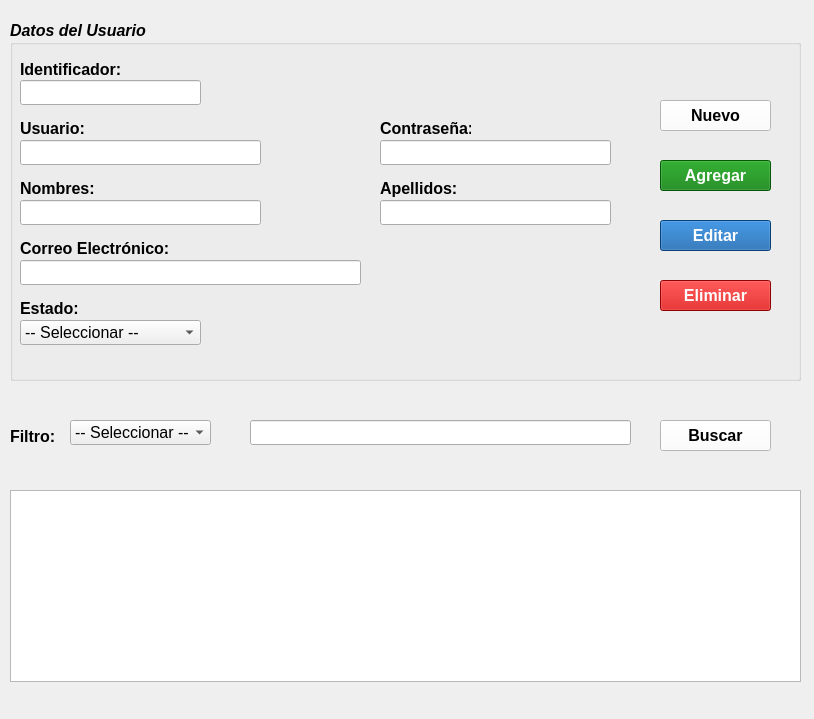
This is vistas/FrmUsuarios.ui in G-Mann00/HR_Seguridad as Qt 5 draws it before an edit. The edited form follows.
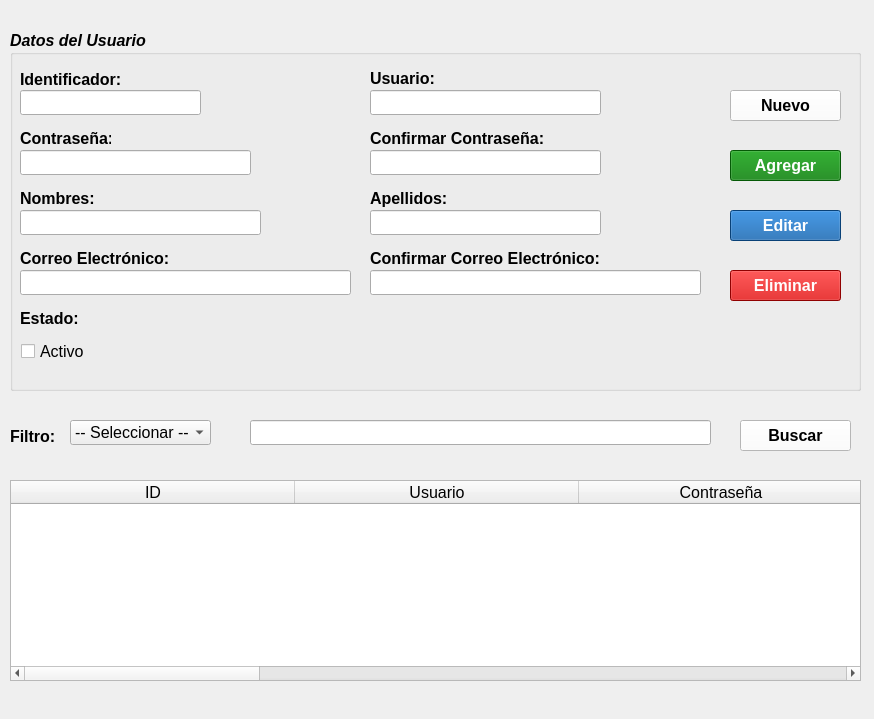
This is the edited form. Icons and pictures are not drawn.

Commit message: Cambios a las vistas Departamentos, Rol y Usuarios

```diff
--- a/vistas/FrmUsuarios.ui
+++ b/vistas/FrmUsuarios.ui
@@ -6,7 +6,7 @@
    <rect>
     <x>0</x>
     <y>0</y>
-    <width>814</width>
+    <width>874</width>
     <height>719</height>
    </rect>
   </property>
@@ -28,8 +28,8 @@
    <property name="geometry">
     <rect>
      <x>10</x>
-     <y>20</y>
-     <width>791</width>
+     <y>30</y>
+     <width>851</width>
      <height>361</height>
     </rect>
    </property>
@@ -65,27 +65,6 @@
      <string>&lt;html&gt;&lt;head/&gt;&lt;body&gt;&lt;p&gt;Identificador:      &lt;/p&gt;&lt;/body&gt;&lt;/html&gt;</string>
     </property>
    </widget>
-   <widget class="QLabel" name="lbl_usuario">
-    <property name="geometry">
-     <rect>
-      <x>10</x>
-      <y>100</y>
-      <width>67</width>
-      <height>17</height>
-     </rect>
-    </property>
-    <property name="font">
-     <font>
-      <pointsize>12</pointsize>
-      <weight>75</weight>
-      <italic>false</italic>
-      <bold>true</bold>
-     </font>
-    </property>
-    <property name="text">
-     <string>Usuario:</string>
-    </property>
-   </widget>
    <widget class="QLabel" name="lbl_nombre">
     <property name="geometry">
      <rect>
@@ -152,9 +131,9 @@
    <widget class="QLabel" name="lbl_pwd">
     <property name="geometry">
      <rect>
-      <x>370</x>
+      <x>360</x>
       <y>100</y>
-      <width>91</width>
+      <width>191</width>
       <height>17</height>
      </rect>
     </property>
@@ -167,13 +146,13 @@
      </font>
     </property>
     <property name="text">
-     <string>Contraseña:</string>
+     <string>Confirmar Contraseña:</string>
     </property>
    </widget>
    <widget class="QLabel" name="lbl_apellido">
     <property name="geometry">
      <rect>
-      <x>370</x>
+      <x>360</x>
       <y>160</y>
       <width>81</width>
       <height>17</height>
@@ -212,24 +191,6 @@
      <bool>true</bool>
     </property>
    </widget>
-   <widget class="QLineEdit" name="le_usuario">
-    <property name="geometry">
-     <rect>
-      <x>10</x>
-      <y>120</y>
-      <width>241</width>
-      <height>25</height>
-     </rect>
-    </property>
-    <property name="font">
-     <font>
-      <pointsize>12</pointsize>
-      <weight>50</weight>
-      <italic>false</italic>
-      <bold>false</bold>
-     </font>
-    </property>
-   </widget>
    <widget class="QLineEdit" name="le_nombre">
     <property name="geometry">
      <rect>
@@ -253,7 +214,7 @@
      <rect>
       <x>10</x>
       <y>240</y>
-      <width>341</width>
+      <width>331</width>
       <height>25</height>
      </rect>
     </property>
@@ -266,33 +227,10 @@
      </font>
     </property>
    </widget>
-   <widget class="QComboBox" name="cbx_estado">
-    <property name="geometry">
-     <rect>
-      <x>10</x>
-      <y>300</y>
-      <width>181</width>
-      <height>25</height>
-     </rect>
-    </property>
-    <property name="font">
-     <font>
-      <pointsize>12</pointsize>
-      <weight>50</weight>
-      <italic>false</italic>
-      <bold>false</bold>
-     </font>
-    </property>
-    <item>
-     <property name="text">
-      <string>-- Seleccionar --</string>
-     </property>
-    </item>
-   </widget>
    <widget class="QLineEdit" name="le_pwd">
     <property name="geometry">
      <rect>
-      <x>370</x>
+      <x>360</x>
       <y>120</y>
       <width>231</width>
       <height>25</height>
@@ -310,7 +248,7 @@
    <widget class="QLineEdit" name="le_apellido">
     <property name="geometry">
      <rect>
-      <x>370</x>
+      <x>360</x>
       <y>180</y>
       <width>231</width>
       <height>25</height>
@@ -325,21 +263,36 @@
      </font>
     </property>
    </widget>
-   <widget class="QPushButton" name="btn_eliminar">
+   <widget class="QCheckBox" name="checkBox">
     <property name="geometry">
      <rect>
-      <x>650</x>
-      <y>260</y>
-      <width>111</width>
-      <height>31</height>
+      <x>11</x>
+      <y>310</y>
+      <width>101</width>
+      <height>23</height>
      </rect>
     </property>
-    <property name="minimumSize">
-     <size>
-      <width>111</width>
-      <height>31</height>
-     </size>
+    <property name="font">
+     <font>
+      <pointsize>12</pointsize>
+      <weight>50</weight>
+      <italic>false</italic>
+      <bold>false</bold>
+     </font>
     </property>
+    <property name="text">
+     <string>Activo</string>
+    </property>
+   </widget>
+   <widget class="QLabel" name="lbl_usuario_3">
+    <property name="geometry">
+     <rect>
+      <x>360</x>
+      <y>40</y>
+      <width>67</width>
+      <height>17</height>
+     </rect>
+    </property>
     <property name="font">
      <font>
       <pointsize>12</pointsize>
@@ -348,29 +301,111 @@
       <bold>true</bold>
      </font>
     </property>
-    <property name="styleSheet">
-     <string notr="true">color: White;
-background-color: rgb(201,0,0)</string>
+    <property name="text">
+     <string>Usuario:</string>
     </property>
+   </widget>
+   <widget class="QLineEdit" name="le_usuario_3">
+    <property name="geometry">
+     <rect>
+      <x>360</x>
+      <y>60</y>
+      <width>231</width>
+      <height>25</height>
+     </rect>
+    </property>
+    <property name="font">
+     <font>
+      <pointsize>12</pointsize>
+      <weight>50</weight>
+      <italic>false</italic>
+      <bold>false</bold>
+     </font>
+    </property>
+   </widget>
+   <widget class="QLabel" name="lbl_pwd_4">
+    <property name="geometry">
+     <rect>
+      <x>10</x>
+      <y>100</y>
+      <width>91</width>
+      <height>17</height>
+     </rect>
+    </property>
+    <property name="font">
+     <font>
+      <pointsize>12</pointsize>
+      <weight>75</weight>
+      <italic>false</italic>
+      <bold>true</bold>
+     </font>
+    </property>
     <property name="text">
-     <string>Eliminar</string>
+     <string>Contraseña:</string>
     </property>
-    <property name="icon">
-     <iconset resource="../recursos/iconosBotones.qrc">
-      <normaloff>:/iconosCrud/delete40.png</normaloff>:/iconosCrud/delete40.png</iconset>
+   </widget>
+   <widget class="QLineEdit" name="le_pwd_4">
+    <property name="geometry">
+     <rect>
+      <x>10</x>
+      <y>120</y>
+      <width>231</width>
+      <height>25</height>
+     </rect>
     </property>
-    <property name="iconSize">
-     <size>
-      <width>20</width>
-      <height>20</height>
-     </size>
+    <property name="font">
+     <font>
+      <pointsize>12</pointsize>
+      <weight>50</weight>
+      <italic>false</italic>
+      <bold>false</bold>
+     </font>
+    </property>
+   </widget>
+   <widget class="QLineEdit" name="le_email_5">
+    <property name="geometry">
+     <rect>
+      <x>360</x>
+      <y>240</y>
+      <width>331</width>
+      <height>25</height>
+     </rect>
+    </property>
+    <property name="font">
+     <font>
+      <pointsize>12</pointsize>
+      <weight>50</weight>
+      <italic>false</italic>
+      <bold>false</bold>
+     </font>
+    </property>
+   </widget>
+   <widget class="QLabel" name="lbl_email_5">
+    <property name="geometry">
+     <rect>
+      <x>360</x>
+      <y>220</y>
+      <width>251</width>
+      <height>17</height>
+     </rect>
+    </property>
+    <property name="font">
+     <font>
+      <pointsize>12</pointsize>
+      <weight>75</weight>
+      <italic>false</italic>
+      <bold>true</bold>
+     </font>
+    </property>
+    <property name="text">
+     <string>Confirmar Correo Electrónico: </string>
     </property>
    </widget>
    <widget class="QPushButton" name="btn_editar">
     <property name="geometry">
      <rect>
-      <x>650</x>
-      <y>200</y>
+      <x>720</x>
+      <y>180</y>
       <width>111</width>
       <height>31</height>
      </rect>
@@ -413,8 +448,8 @@
    <widget class="QPushButton" name="btn_agregar">
     <property name="geometry">
      <rect>
-      <x>650</x>
-      <y>140</y>
+      <x>720</x>
+      <y>120</y>
       <width>111</width>
       <height>31</height>
      </rect>
@@ -457,8 +492,8 @@
    <widget class="QPushButton" name="btn_limpiar">
     <property name="geometry">
      <rect>
-      <x>650</x>
-      <y>80</y>
+      <x>720</x>
+      <y>60</y>
       <width>111</width>
       <height>31</height>
      </rect>
@@ -499,6 +534,47 @@
      </size>
     </property>
    </widget>
+   <widget class="QPushButton" name="btn_eliminar">
+    <property name="geometry">
+     <rect>
+      <x>720</x>
+      <y>240</y>
+      <width>111</width>
+      <height>31</height>
+     </rect>
+    </property>
+    <property name="minimumSize">
+     <size>
+      <width>111</width>
+      <height>31</height>
+     </size>
+    </property>
+    <property name="font">
+     <font>
+      <pointsize>12</pointsize>
+      <weight>75</weight>
+      <italic>false</italic>
+      <bold>true</bold>
+     </font>
+    </property>
+    <property name="styleSheet">
+     <string notr="true">color: White;
+background-color: rgb(201,0,0)</string>
+    </property>
+    <property name="text">
+     <string>Eliminar</string>
+    </property>
+    <property name="icon">
+     <iconset resource="../recursos/iconosBotones.qrc">
+      <normaloff>:/iconosCrud/delete40.png</normaloff>:/iconosCrud/delete40.png</iconset>
+    </property>
+    <property name="iconSize">
+     <size>
+      <width>20</width>
+      <height>20</height>
+     </size>
+    </property>
+   </widget>
   </widget>
   <widget class="QLabel" name="lbl_filtro">
    <property name="geometry">
@@ -540,25 +616,15 @@
     <rect>
      <x>250</x>
      <y>420</y>
-     <width>381</width>
+     <width>461</width>
      <height>25</height>
     </rect>
    </property>
   </widget>
-  <widget class="QTableView" name="tv_usuario">
-   <property name="geometry">
-    <rect>
-     <x>10</x>
-     <y>490</y>
-     <width>791</width>
-     <height>192</height>
-    </rect>
-   </property>
-  </widget>
   <widget class="QPushButton" name="btn_buscar">
    <property name="geometry">
     <rect>
-     <x>660</x>
+     <x>740</x>
      <y>420</y>
      <width>111</width>
      <height>31</height>
@@ -589,6 +655,69 @@
     </size>
    </property>
   </widget>
+  <widget class="QTableWidget" name="tw_registroUsuarios">
+   <property name="geometry">
+    <rect>
+     <x>10</x>
+     <y>480</y>
+     <width>851</width>
+     <height>201</height>
+    </rect>
+   </property>
+   <property name="sizeAdjustPolicy">
+    <enum>QAbstractScrollArea::AdjustToContents</enum>
+   </property>
+   <property name="editTriggers">
+    <set>QAbstractItemView::NoEditTriggers</set>
+   </property>
+   <property name="selectionMode">
+    <enum>QAbstractItemView::SingleSelection</enum>
+   </property>
+   <property name="selectionBehavior">
+    <enum>QAbstractItemView::SelectRows</enum>
+   </property>
+   <attribute name="horizontalHeaderDefaultSectionSize">
+    <number>284</number>
+   </attribute>
+   <attribute name="horizontalHeaderStretchLastSection">
+    <bool>true</bool>
+   </attribute>
+   <column>
+    <property name="text">
+     <string>ID</string>
+    </property>
+   </column>
+   <column>
+    <property name="text">
+     <string>Usuario</string>
+    </property>
+   </column>
+   <column>
+    <property name="text">
+     <string>Contraseña</string>
+    </property>
+   </column>
+   <column>
+    <property name="text">
+     <string>Nombres</string>
+    </property>
+   </column>
+   <column>
+    <property name="text">
+     <string>Apellidos</string>
+    </property>
+   </column>
+   <column>
+    <property name="text">
+     <string>Correo electrónico</string>
+    </property>
+   </column>
+   <column>
+    <property name="text">
+     <string>Estado</string>
+    </property>
+   </column>
+  </widget>
  </widget>
  <tabstops>
   <tabstop>le_identificador</tabstop>
```
Left out of the diff: 3 changed lines with no effect on the pictures. The commit also changes 5 other files.
